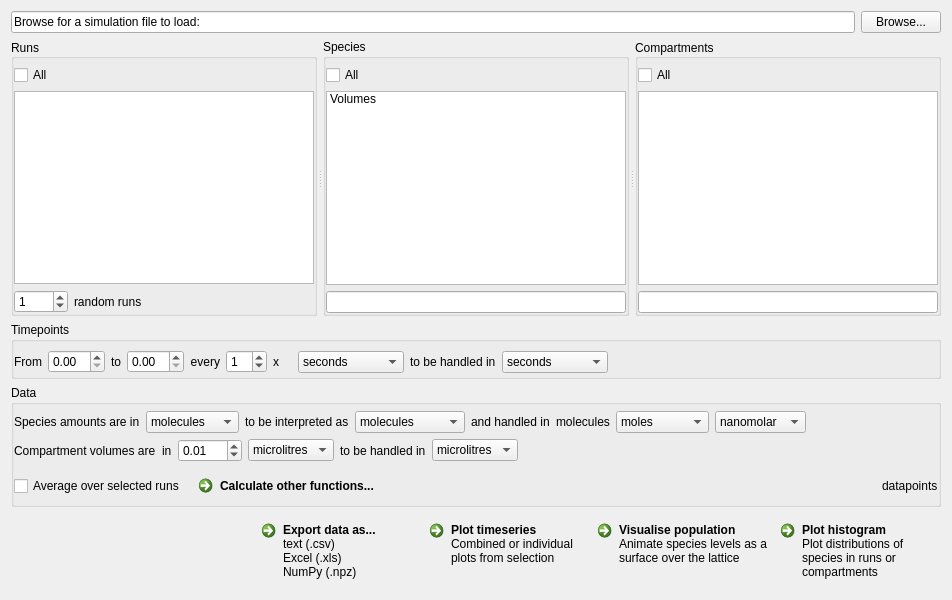
First picture: the form in infobiotics/mcss/results/mcss_results_widget.ui, repository jvb/infobiotics-dashboard, before the edit.
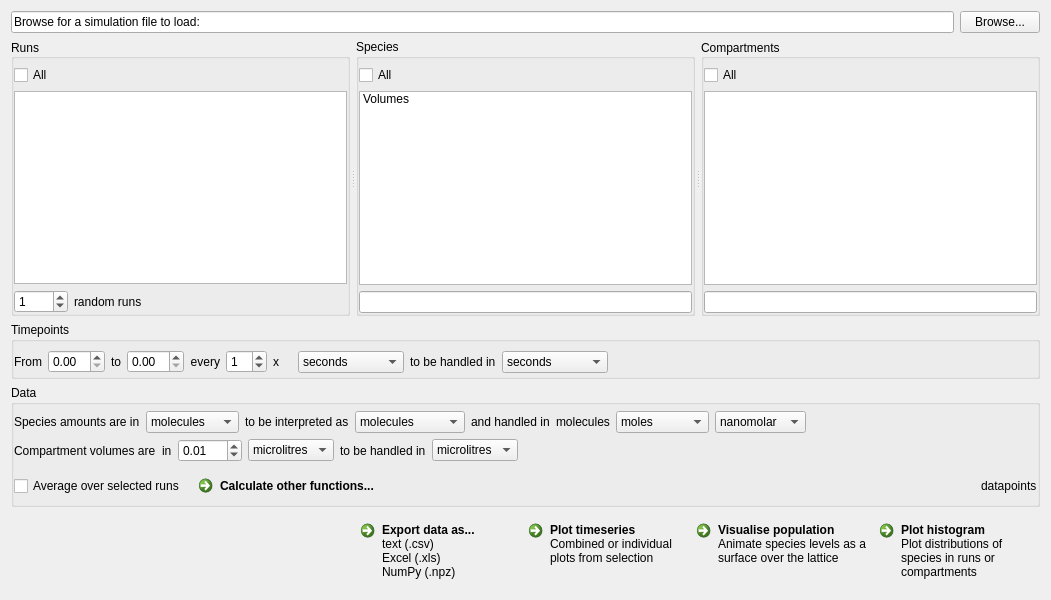
Second picture: the form after the edit. Icons and pictures are not drawn. Custom widgets are drawn as their Qt base class.

Commit message: Remove references to placeHolderText property in linedits

```diff
--- a/infobiotics/mcss/results/mcss_results_widget.ui
+++ b/infobiotics/mcss/results/mcss_results_widget.ui
@@ -9,7 +9,7 @@
    <rect>
     <x>0</x>
     <y>0</y>
-    <width>952</width>
+    <width>1051</width>
     <height>600</height>
    </rect>
   </property>
@@ -328,9 +328,6 @@
            <property name="toolTip">
             <string>Filter Species with wildcards (*)</string>
            </property>
-           <property name="placeholderText">
-            <string/>
-           </property>
           </widget>
          </item>
         </layout>
@@ -433,9 +430,6 @@
            <property name="toolTip">
             <string>Filter Compartments with wildcards (*)</string>
            </property>
-           <property name="placeholderText">
-            <string/>
-           </property>
           </widget>
          </item>
         </layout>
```
The commit also changes 1 other file.
